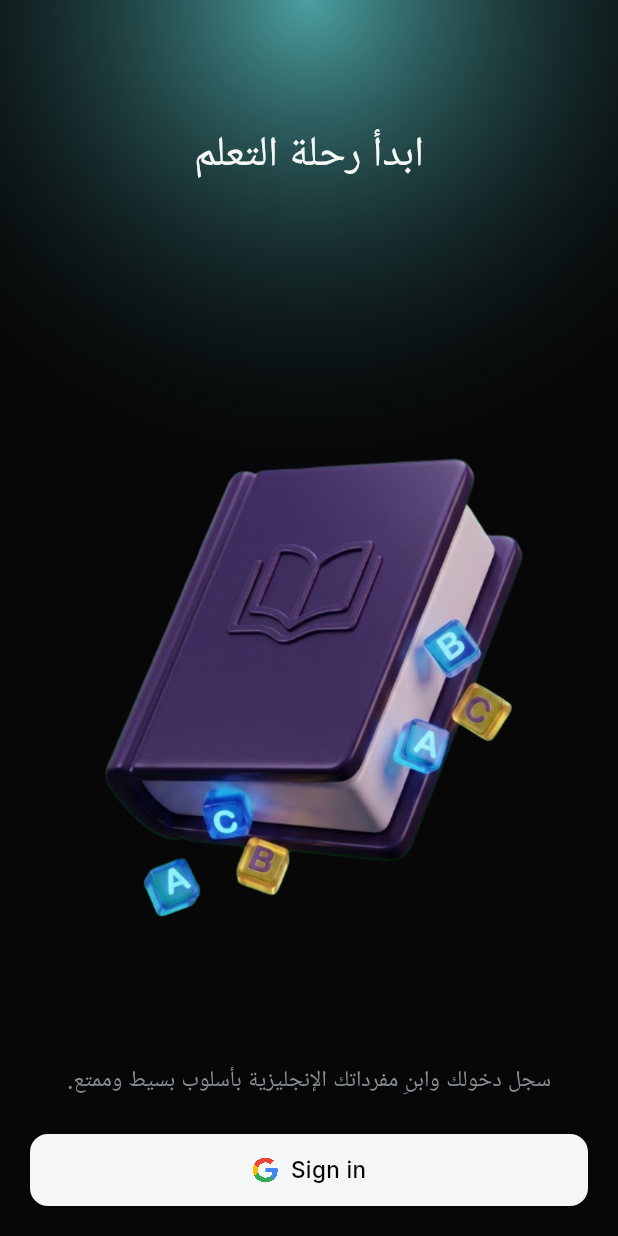
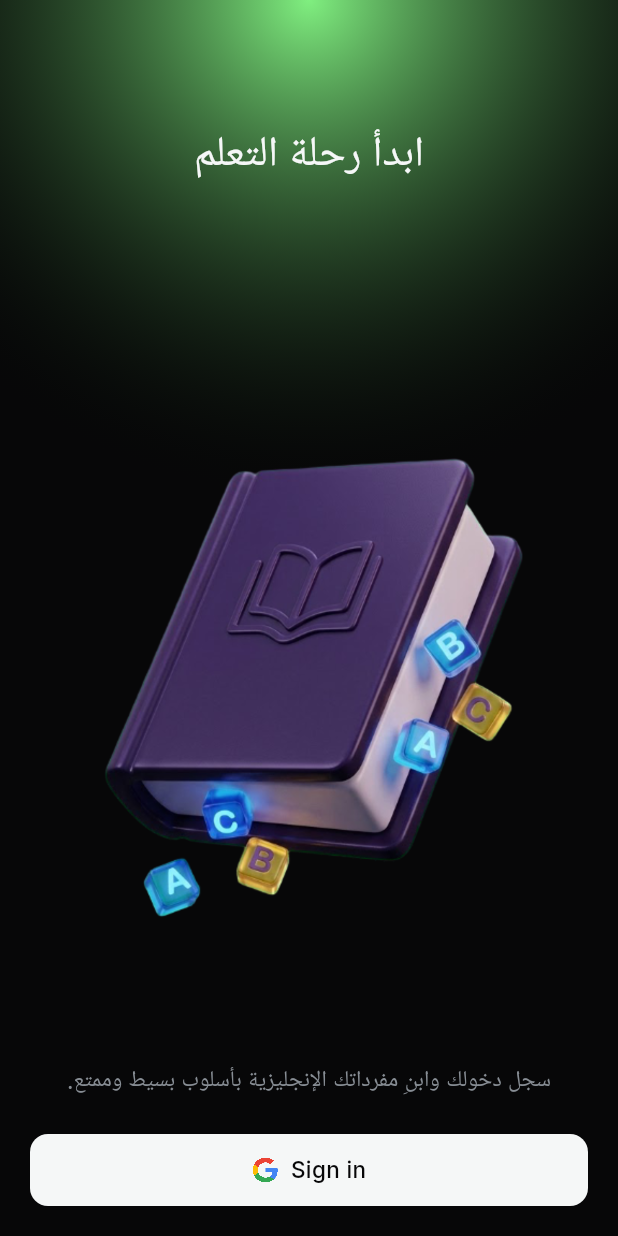
Before and after one commit to Tamimswid/word-learn, a Flutter app: the screen it shows after launch, on a phone screen of 412 x 824 dp. Run offline on Flutter 3.47's test engine with Material 3 defaults, Android fonts, the phone set to English and light mode, and no system bars; our stand-ins replace dartz, flutter_bloc, flutter_dotenv, flutter_local_notifications, flutter_svg, flutter_timezone and 8 more; missing offline and left inert: hotkey_manager, launch_at_startup, liquid_glass, screen_retriever, tray_manager, window_manager; accounts and stored records are empty.

Commit message:
feat(core): cam kart yüzeyi ve yeni marka renkleri

```diff
--- a/lib/core/design_system/app_colors.dart
+++ b/lib/core/design_system/app_colors.dart
@@ -16,18 +16,19 @@ abstract final class AppColors {
   static const Color foreground = Color(0xFFF5F7F7);
   static const Color secondaryForeground = Color(0xFFD1D8E1);
   static const Color mutedForeground = Color(0xFF878D94);
-  static const Color onPrimary = Color(0xFFFCFCFC);
+  // static const Color onPrimary = Color(0xFFFCFCFC);
+  static const Color onPrimary = Color(0xFF222222);
 
   // Brand
   // static const Color primary = Color(0xFF5D69CB);
   // static const Color primaryGlow = Color(0xFF7978FB);
   // static const Color primary = Color(0xFFE55A43);     // مرجاني مشبع وعميق
   // static const Color primaryGlow = Color(0xFFFF6F59);
-  // static const Color primary = Color(0xFF3B8B95);     // فيروزي عميق ورصين
-  // static const Color primaryGlow = Color(0xFF56A3A6); // فيروزي بحري متوهج ومنعش
+  static const Color primary = Color(0xFF80EF80); // فيروزي عميق ورصين
+  static const Color primaryGlow = Color(0xFF42D674); // فيروزي بحري متوهج ومنعش
 
-  static const Color primary = Color(0xFF4CA0A1); // أخضر مائي داكن نسبياً
-  static const Color primaryGlow = Color(0xFF66A5AD); // نعناعي مشرق ومريح للعين
+  // static const Color primary = Color(0xFF4CA0A1); // أخضر مائي داكن نسبياً
+  // static const Color primaryGlow = Color(0xFF66A5AD); // نعناعي مشرق ومريح للعين
   // Feedback
   static const Color success = Color(0xFF2EA957);
   static const Color onSuccess = Color(0xFFFCFCFC);
--- a/pubspec.yaml
+++ b/pubspec.yaml
@@ -53,6 +53,7 @@ dependencies:
   screen_retriever: ^0.2.2
   speech_to_text: ^7.4.0
   flutter_tts: ^4.2.5
+  liquid_glass: ^0.0.2
 
 dev_dependencies:
   flutter_test:
```
Also changed, not shown: lib/core/widgets/app_card.dart (+18 -7 lines), pubspec.lock.
